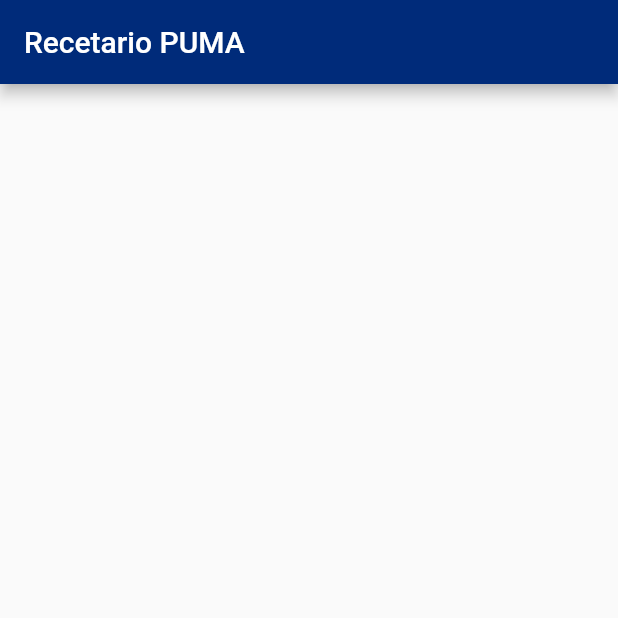
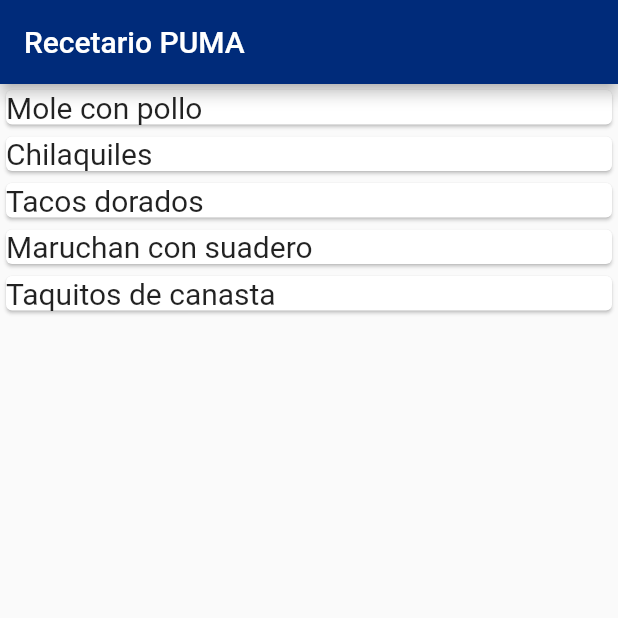
Before and after one commit to crashbit/RecetarioPuma, a Flutter app: the screen it shows after launch, on a phone screen of 412 x 824 dp, the top half of it. Run offline on Flutter 3.47's test engine with Material 2 defaults, Android fonts, the phone set to English and light mode, and no system bars.

Commit message:
Widget Recipe Card added

```diff
--- /dev/null
+++ b/recetario_app/lib/Model/Recipe.dart
@@ -0,0 +1,5 @@
+class Recipe {
+  String title;
+
+  Recipe(this.title);
+}
--- a/recetario_app/lib/Pages/RecipesHomePage.dart
+++ b/recetario_app/lib/Pages/RecipesHomePage.dart
@@ -1,4 +1,5 @@
 import 'package:flutter/material.dart';
+import 'package:recetario/Model/Recipe.dart';
 
 class RecipesHomePage extends StatefulWidget {
   RecipesHomePage({Key? key}) : super(key: key);
@@ -8,6 +9,14 @@
 }
 
 class _RecipesHomePageState extends State<RecipesHomePage> {
+  static List<Recipe> muestras = [
+    Recipe("Mole con pollo"),
+    Recipe("Chilaquiles"),
+    Recipe("Tacos dorados"),
+    Recipe("Maruchan con suadero"),
+    Recipe("Taquitos de canasta")
+  ];
+
   @override
   Widget build(BuildContext context) {
     return Scaffold(
@@ -15,7 +24,18 @@
           title: Text("Recetario PUMA"),
         ),
         body: SafeArea(
-          child: Container(),
+          child: ListView.builder(
+            itemCount: muestras.length,
+            itemBuilder: (BuildContext context, int index) {
+              return widgetRecipeCard(muestras[index]);
+            },
+          ),
         ));
   }
 }
+
+Widget widgetRecipeCard(Recipe recipe) {
+  return Card(
+    child: Text(recipe.title, style: TextStyle(fontSize: 20)),
+  );
+}
```
